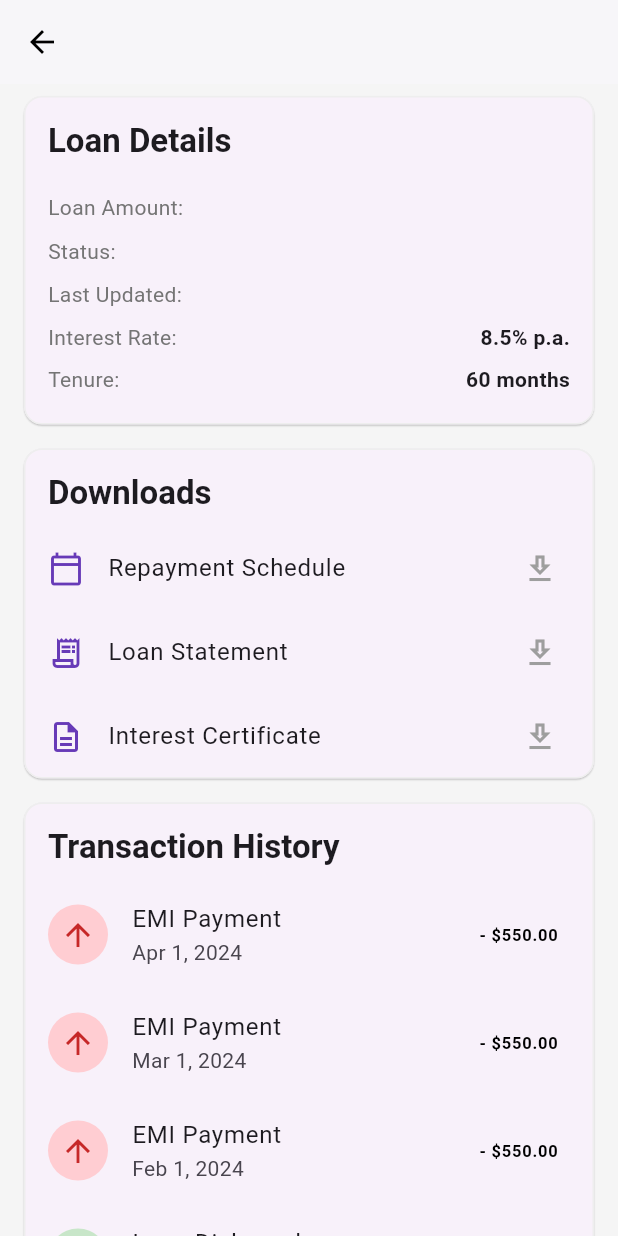
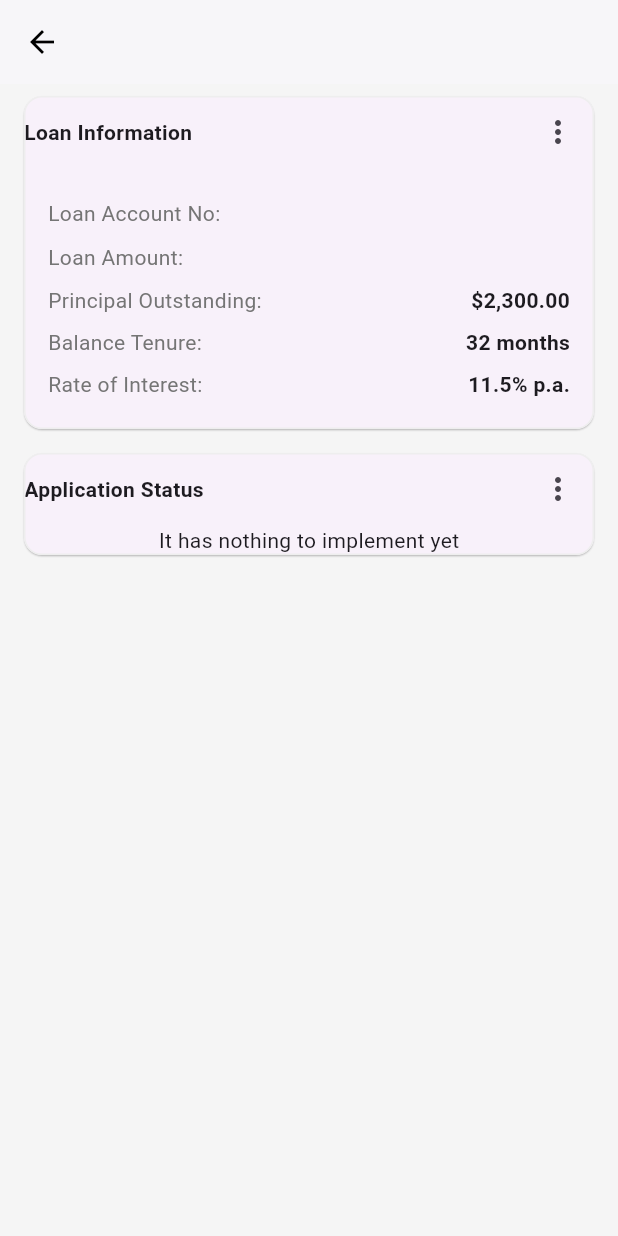
Before and after one commit to ArthanDeveloper/myapp, a Flutter app: the LoanDetailsScreen screen opened directly with empty values, on a phone screen of 412 x 824 dp. Run offline on Flutter 3.47's test engine with Material 3 defaults, Android fonts, the phone set to English and light mode, and no system bars; our stand-ins replace confetti, dio, local_auth, location, pinput, retrofit and 1 more; missing offline and left inert: mobile_number; accounts and stored records are empty; generated files the repository leaves out were written again.

Commit message:
redesign loan details

```diff
--- a/lib/loan_details_screen.dart
+++ b/lib/loan_details_screen.dart
@@ -1,6 +1,5 @@
 import 'package:flutter/material.dart';
 import 'package:myapp/homepage.dart'; // Assuming Loan model is in homepage.dart
-
 // Simple data model for a transaction
 class Transaction {
   final String date;
@@ -19,15 +18,8 @@ class Transaction {
 class LoanDetailsScreen extends StatelessWidget {
   final Loan loan;
 
-  const LoanDetailsScreen({super.key, required this.loan});
-
-  // Dummy data for transaction history
-  static final List<Transaction> _transactions = [
-    Transaction(date: 'Apr 1, 2024', description: 'EMI Payment', amount: '\$550.00'),
-    Transaction(date: 'Mar 1, 2024', description: 'EMI Payment', amount: '\$550.00'),
-    Transaction(date: 'Feb 1, 2024', description: 'EMI Payment', amount: '\$550.00'),
-    Transaction(date: 'Jan 1, 2024', description: 'Loan Disbursal', amount: '\$35,000.07', isCredit: true),
-  ];
+  const LoanDetailsScreen({Key? key, required this.loan}) : super(key: key);
+  static const List<Widget> TransactionHistory = <Widget>[];
 
   @override
   Widget build(BuildContext context) {
@@ -41,78 +33,47 @@ class LoanDetailsScreen extends StatelessWidget {
       ),
       body: ListView(
         children: [
-          // Loan Details Section
           _buildSection(
+            title: 'Loan Information',
+            action: IconButton(
+              icon: Icon(Icons.more_vert), // more icon to the extreme of text
+              onPressed: () {
+                // TODO: Implement action menu for more details
+                print('view more options');
+              },
+            ),
             child: Padding(
               padding: const EdgeInsets.all(16.0),
               child: Column(
                 crossAxisAlignment: CrossAxisAlignment.start,
                 children: [
-                  Text('Loan Details', style: Theme.of(context).textTheme.titleLarge?.copyWith(fontWeight: FontWeight.bold)),
-                  const SizedBox(height: 16),
-                  _buildDetailRow('Loan Amount:', loan.amount),
-                  _buildDetailRow('Status:', loan.status),
-                  _buildDetailRow('Last Updated:', loan.lastUpdated),
-                  _buildDetailRow('Interest Rate:', '8.5% p.a.'), // Dummy data
-                  _buildDetailRow('Tenure:', '60 months'), // Dummy data
+                  _buildDetailRow('Loan Account No:', loan.accountId),  _buildDetailRow('Loan Amount:', loan.amount),
+                  _buildDetailRow('Principal Outstanding:', '\$2,300.00'),  //Dummy value
+                  _buildDetailRow('Balance Tenure:', '32 months'),       //Dummy value
+                  _buildDetailRow('Rate of Interest:', '11.5% p.a.'),    //Dummy value
                 ],
               ),
             ),
           ),
-
-          // Downloads Section
           _buildSection(
+            title: 'Application Status',
+            action: IconButton(
+              icon: Icon(Icons.more_vert), // more icon to the extreme of the application status title
+              onPressed: () {
+                // TODO: Implement action menu for download or what not
+                print('downloading things');
+              },
+            ),
             child: Column(
               crossAxisAlignment: CrossAxisAlignment.start,
               children: [
-                Padding(
-                  padding: const EdgeInsets.fromLTRB(16.0, 16.0, 16.0, 8.0),
-                  child: Text('Downloads', style: Theme.of(context).textTheme.titleLarge?.copyWith(fontWeight: FontWeight.bold)),
-                ),
-                _buildDownloadTile('Repayment Schedule', Icons.calendar_today_outlined),
-                _buildDownloadTile('Loan Statement', Icons.receipt_long_outlined),
-                _buildDownloadTile('Interest Certificate', Icons.description_outlined),
+                 Text('It has nothing to implement yet'),
               ],
             ),
-          ),
+          ),    ]));
+}
 
-          // Transaction History Section
-          _buildSection(
-            child: Column(
-              crossAxisAlignment: CrossAxisAlignment.start,
-              children: [
-                Padding(
-                  padding: const EdgeInsets.fromLTRB(16.0, 16.0, 16.0, 8.0),
-                  child: Text('Transaction History', style: Theme.of(context).textTheme.titleLarge?.copyWith(fontWeight: FontWeight.bold)),
-                ),
-                ..._transactions.map((tx) => ListTile(
-                  leading: CircleAvatar(
-                    backgroundColor: tx.isCredit ? Colors.green.shade100 : Colors.red.shade100,
-                    child: Icon(
-                      tx.isCredit ? Icons.arrow_downward : Icons.arrow_upward,
-                      color: tx.isCredit ? Colors.green.shade800 : Colors.red.shade800,
-                    ),
-                  ),
-                  title: Text(tx.description),
-                  subtitle: Text(tx.date),
-                  trailing: Text(
-                    '${tx.isCredit ? '' : '- '}${tx.amount}',
-                    style: TextStyle(
-                      fontWeight: FontWeight.bold,
-                      color: tx.isCredit ? Colors.green.shade800 : Colors.black,
-                    ),
-                  ),
-                )),
-              ],
-            ),
-          ),
-        ],
-      ),
-    );
-  }
-
-  // Helper widget to create a consistent section card
-  Widget _buildSection({required Widget child}) {
+  Widget _buildSection({required Widget child, required String title, Widget? action, }) {
     return Card(
       margin: const EdgeInsets.symmetric(horizontal: 16.0, vertical: 8.0),
       elevation: 0.5,
@@ -120,9 +81,15 @@ class LoanDetailsScreen extends StatelessWidget {
         borderRadius: BorderRadius.circular(12.0),
         side: BorderSide(color: Colors.grey.shade200),
       ),
-      child: child,
+       child: Column(children: [  Row(        crossAxisAlignment: CrossAxisAlignment.center,
+              mainAxisAlignment: MainAxisAlignment.spaceBetween,
+        children: [  Text(title,style: const TextStyle(
+                    fontWeight: FontWeight.bold,
+                  ),), action ?? const SizedBox.shrink()   ]),          child,    ]
+        ),
     );
   }
+
 
   // Helper widget for detail rows
   Widget _buildDetailRow(String title, String value) {
```
Also changed, not shown: lib/homepage.dart (+16 -15 lines).
